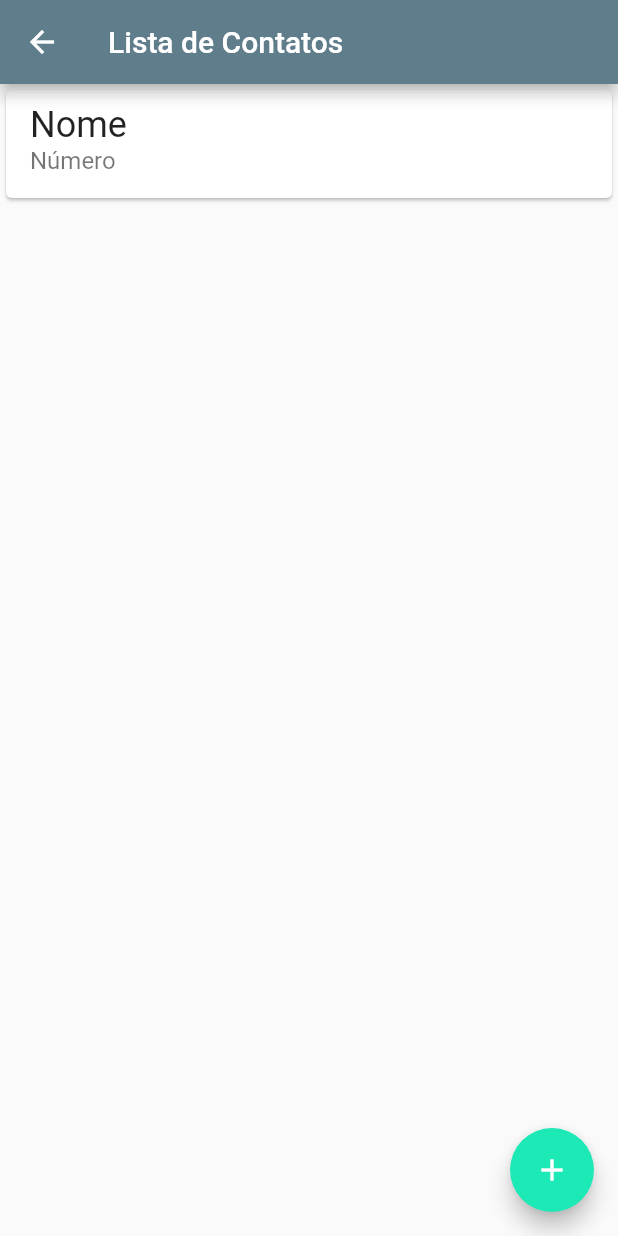
After one commit to jjunio01/agenda-contatos, a Flutter app: the screen it shows after launch, after a tap on "Contatos", on a phone screen of 412 x 824 dp. The commit adds this screen. Run offline on Flutter 3.47's test engine with Material 2 defaults, Android fonts, the phone set to English and light mode, and no system bars.

Commit message:
Criação da estrutura da página de contatos

```diff
--- a/lib/main.dart
+++ b/lib/main.dart
@@ -1,3 +1,5 @@
+import 'package:agenda/screens/home_page.dart';
+import 'package:agenda/screens/lista_contatos.dart';
 import 'package:flutter/material.dart';
 
 void main() {
@@ -25,53 +27,3 @@ class AgendaApp extends StatelessWidget {
     );
   }
 }
-
-class HomePage extends StatelessWidget {
-  const HomePage({Key? key}) : super(key: key);
-
-  @override
-  Widget build(BuildContext context) {
-    return Scaffold(
-      appBar: AppBar(
-        title: const Text("Agenda de Contatos"),
-      ),
-      body: Column(
-        mainAxisAlignment: MainAxisAlignment.spaceBetween,
-        crossAxisAlignment: CrossAxisAlignment.start,
-        children: <Widget>[
-          Padding(
-            padding: const EdgeInsets.all(32.0),
-            child: Image.asset("images/logo.png"),
-          ),
-          Padding(
-            padding: const EdgeInsets.all(8.0),
-            child: Container(
-              padding: const EdgeInsets.all(8.0),
-              height: 100,
-              width: 150,
-              color: Theme.of(context).colorScheme.primary,
-              child: Column(
-                mainAxisAlignment: MainAxisAlignment.spaceBetween,
-                crossAxisAlignment: CrossAxisAlignment.start,
-                children: const <Widget>[
-                  Icon(
-                    Icons.people_sharp,
-                    color: Colors.white,
-                    size: 24.0,
-                  ),
-                  Text(
-                    "Contatos",
-                    style: TextStyle(
-                      color: Colors.white,
-                      fontSize: 20.0,
-                    ),
-                  ),
-                ],
-              ),
-            ),
-          ),
-        ],
-      ),
-    );
-  }
-}
--- /dev/null
+++ b/lib/screens/home_page.dart
@@ -0,0 +1,61 @@
+import 'package:agenda/screens/lista_contatos.dart';
+import 'package:flutter/material.dart';
+
+class HomePage extends StatelessWidget {
+  const HomePage({Key? key}) : super(key: key);
+
+  @override
+  Widget build(BuildContext context) {
+    return Scaffold(
+      appBar: AppBar(
+        title: const Text("Agenda de Contatos"),
+      ),
+      body: Column(
+        mainAxisAlignment: MainAxisAlignment.spaceBetween,
+        crossAxisAlignment: CrossAxisAlignment.start,
+        children: <Widget>[
+          Padding(
+            padding: const EdgeInsets.all(32.0),
+            child: Image.asset("images/logo.png"),
+          ),
+          Padding(
+            padding: const EdgeInsets.all(8.0),
+            child: Material(
+              color: Theme.of(context).colorScheme.primary,
+              child: InkWell(
+                onTap: () {
+                  Navigator.of(context).push(MaterialPageRoute(
+                    builder: (context) => const ListaContatos(),
+                  ));
+                },
+                child: Container(
+                  padding: const EdgeInsets.all(8.0),
+                  height: 100,
+                  width: 150,
+                  child: Column(
+                    mainAxisAlignment: MainAxisAlignment.spaceBetween,
+                    crossAxisAlignment: CrossAxisAlignment.start,
+                    children: const <Widget>[
+                      Icon(
+                        Icons.people_sharp,
+                        color: Colors.white,
+                        size: 24.0,
+                      ),
+                      Text(
+                        "Contatos",
+                        style: TextStyle(
+                          color: Colors.white,
+                          fontSize: 20.0,
+                        ),
+                      ),
+                    ],
+                  ),
+                ),
+              ),
+            ),
+          ),
+        ],
+      ),
+    );
+  }
+}
--- /dev/null
+++ b/lib/screens/lista_contatos.dart
@@ -0,0 +1,38 @@
+import 'package:flutter/material.dart';
+
+const _appBarTitulo = "Lista de Contatos";
+const _nomeContato = "Nome";
+const _numeroContato = "Número";
+
+class ListaContatos extends StatelessWidget {
+  const ListaContatos({Key? key}) : super(key: key);
+
+  @override
+  Widget build(BuildContext context) {
+    return Scaffold(
+      appBar: AppBar(
+        title: const Text(_appBarTitulo),
+      ),
+      body: ListView(
+        children: const <Widget>[
+          Card(
+            child: ListTile(
+              title: Text(
+                _nomeContato,
+                style: TextStyle(fontSize: 24.0),
+              ),
+              subtitle: Text(
+                _numeroContato,
+                style: TextStyle(fontSize: 16.0),
+              ),
+            ),
+          ),
+        ],
+      ),
+      floatingActionButton: FloatingActionButton(
+        onPressed: () {},
+        child: const Icon(Icons.add),
+      ),
+    );
+  }
+}
```
Also changed, not shown: 1 other file.
